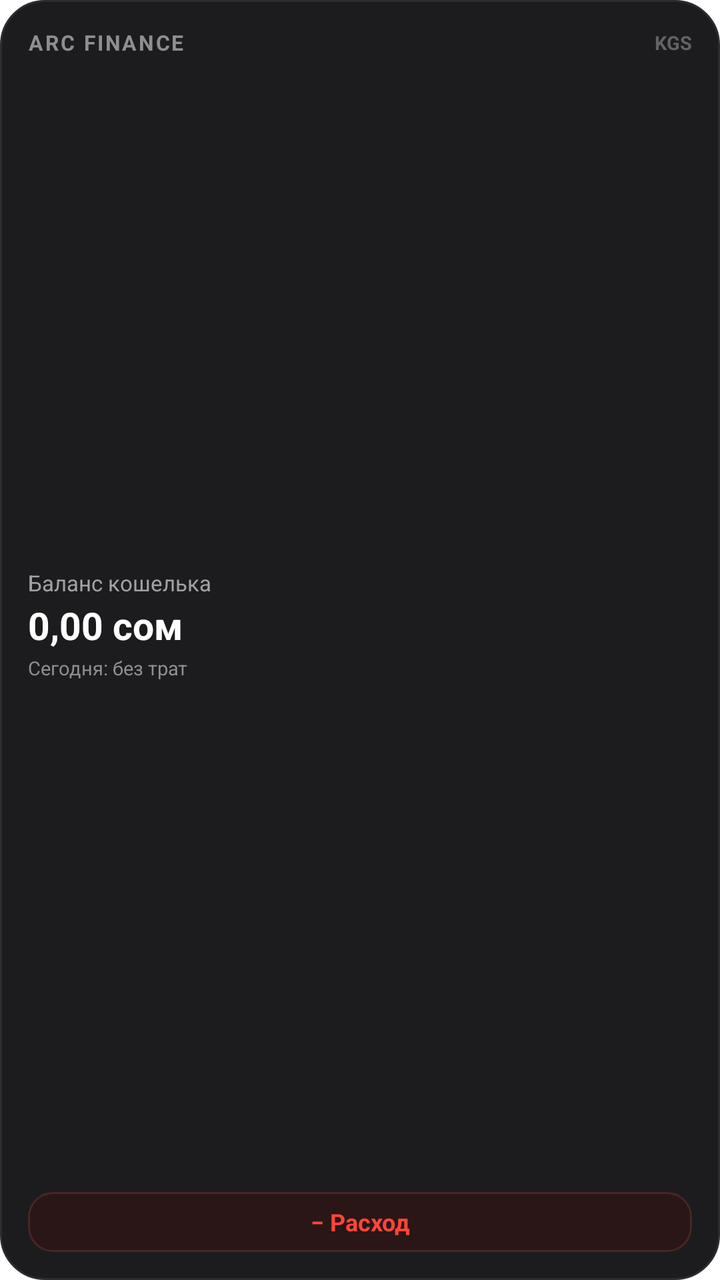
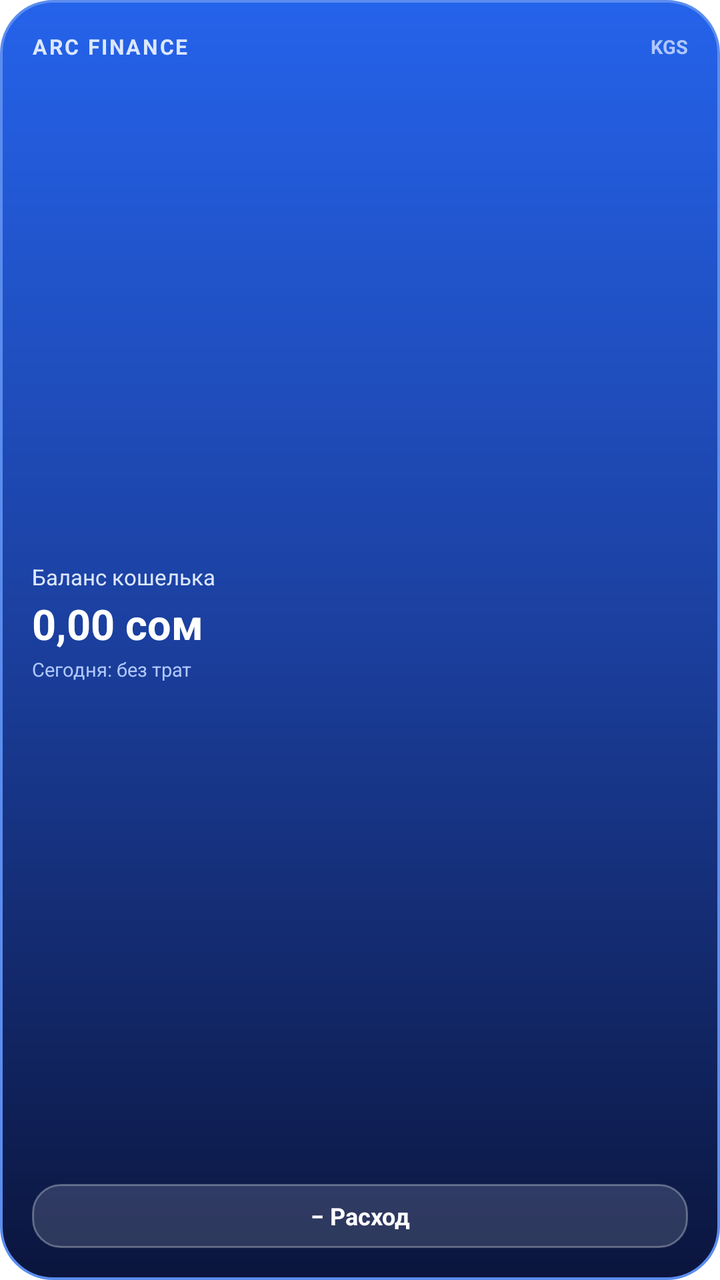

Before-and-after screenshots of an Android layout around one commit, followed by the original layout XML and the change that was made.
<!-- AndroidManifest.xml: fallback theme Theme.MaterialComponents.DayNight.NoActionBar -->
<!-- res/layout/arc_mini_widget.xml -->
<?xml version="1.0" encoding="utf-8"?>
<LinearLayout xmlns:android="http://schemas.android.com/apk/res/android"
    android:id="@+id/widget_mini_root"
    android:layout_width="match_parent"
    android:layout_height="match_parent"
    android:background="@drawable/widget_bg"
    android:orientation="vertical"
    android:padding="14dp">

    
    <LinearLayout
        android:layout_width="match_parent"
        android:layout_height="wrap_content"
        android:gravity="center_vertical"
        android:orientation="horizontal">

        <TextView
            android:layout_width="0dp"
            android:layout_height="wrap_content"
            android:layout_weight="1"
            android:text="ARC FINANCE"
            android:textColor="#8E8E93"
            android:textSize="10.5sp"
            android:textStyle="bold"
            android:letterSpacing="0.08" />

        <TextView
            android:layout_width="wrap_content"
            android:layout_height="wrap_content"
            android:text="KGS"
            android:textColor="#636366"
            android:textSize="9.5sp"
            android:textStyle="bold" />
    </LinearLayout>

    <FrameLayout
        android:layout_width="match_parent"
        android:layout_height="0dp"
        android:layout_weight="1" />

    
    <TextView
        android:id="@+id/widget_mini_balance_label"
        android:layout_width="wrap_content"
        android:layout_height="wrap_content"
        android:text="Баланс кошелька"
        android:textColor="#A1A1A6"
        android:textSize="11sp" />

    <TextView
        android:id="@+id/widget_mini_balance"
        android:layout_width="wrap_content"
        android:layout_height="wrap_content"
        android:layout_marginTop="1dp"
        android:text="0,00 сом"
        android:textColor="#FFFFFF"
        android:textSize="19sp"
        android:textStyle="bold" />

    <TextView
        android:id="@+id/widget_mini_subtitle"
        android:layout_width="wrap_content"
        android:layout_height="wrap_content"
        android:layout_marginTop="2dp"
        android:text="Сегодня: без трат"
        android:textColor="#8E8E93"
        android:textSize="9.5sp" />

    <FrameLayout
        android:layout_width="match_parent"
        android:layout_height="0dp"
        android:layout_weight="1" />

    
    <TextView
        android:id="@+id/widget_mini_btn_expense"
        android:layout_width="match_parent"
        android:layout_height="30dp"
        android:background="@drawable/widget_btn_expense_bg"
        android:gravity="center"
        android:text="− Расход"
        android:textColor="#FF453A"
        android:textSize="12sp"
        android:textStyle="bold" />

</LinearLayout>
<!-- resources referenced by this layout -->
<resources>
  <!-- drawable widget_bg (drawable) -->
  <?xml version="1.0" encoding="utf-8"?>
  <shape xmlns:android="http://schemas.android.com/apk/res/android"
      android:shape="rectangle">
      <solid android:color="#1C1C1E" />
      <corners android:radius="22dp" />
      <stroke
          android:width="1dp"
          android:color="#2C2C2E" />
  </shape>
  <!-- drawable widget_btn_expense_bg (drawable) -->
  <?xml version="1.0" encoding="utf-8"?>
  <shape xmlns:android="http://schemas.android.com/apk/res/android"
      android:shape="rectangle">
      <solid android:color="#2A1616" />
      <corners android:radius="12dp" />
      <stroke
          android:width="1dp"
          android:color="#4A2525" />
  </shape>
</resources>

<!-- the commit's change to res/layout/arc_mini_widget.xml (unified diff, before → after) -->
@@ -5,7 +5,7 @@
     android:layout_height="match_parent"
     android:background="@drawable/widget_bg"
     android:orientation="vertical"
-    android:padding="14dp">
+    android:padding="16dp">
 
     
     <LinearLayout
@@ -19,7 +19,7 @@
             android:layout_height="wrap_content"
             android:layout_weight="1"
             android:text="ARC FINANCE"
-            android:textColor="#8E8E93"
+            android:textColor="#DCE7FE"
             android:textSize="10.5sp"
             android:textStyle="bold"
             android:letterSpacing="0.08" />
@@ -28,7 +28,7 @@
             android:layout_width="wrap_content"
             android:layout_height="wrap_content"
             android:text="KGS"
-            android:textColor="#636366"
+            android:textColor="#B0C8FF"
             android:textSize="9.5sp"
             android:textStyle="bold" />
     </LinearLayout>
@@ -44,17 +44,17 @@
         android:layout_width="wrap_content"
         android:layout_height="wrap_content"
         android:text="Баланс кошелька"
-        android:textColor="#A1A1A6"
+        android:textColor="#DCE7FE"
         android:textSize="11sp" />
 
     <TextView
         android:id="@+id/widget_mini_balance"
         android:layout_width="wrap_content"
         android:layout_height="wrap_content"
-        android:layout_marginTop="1dp"
+        android:layout_marginTop="2dp"
         android:text="0,00 сом"
         android:textColor="#FFFFFF"
-        android:textSize="19sp"
+        android:textSize="21sp"
         android:textStyle="bold" />
 
     <TextView
@@ -63,7 +63,7 @@
         android:layout_height="wrap_content"
         android:layout_marginTop="2dp"
         android:text="Сегодня: без трат"
-        android:textColor="#8E8E93"
+        android:textColor="#B0C8FF"
         android:textSize="9.5sp" />
 
     <FrameLayout
@@ -75,11 +75,11 @@
     <TextView
         android:id="@+id/widget_mini_btn_expense"
         android:layout_width="match_parent"
-        android:layout_height="30dp"
+        android:layout_height="32dp"
         android:background="@drawable/widget_btn_expense_bg"
         android:gravity="center"
         android:text="− Расход"
-        android:textColor="#FF453A"
+        android:textColor="#FFFFFF"
         android:textSize="12sp"
         android:textStyle="bold" />
 
<!-- resource entries referenced after the edit -->
@@ -4,21 +4,26 @@
   <?xml version="1.0" encoding="utf-8"?>
   <shape xmlns:android="http://schemas.android.com/apk/res/android"
       android:shape="rectangle">
-      <solid android:color="#1C1C1E" />
-      <corners android:radius="22dp" />
+      <gradient
+          android:angle="270"
+          android:startColor="#2563EB"
+          android:centerColor="#1B3F9E"
+          android:endColor="#0B153D"
+          android:type="linear" />
+      <corners android:radius="26dp" />
       <stroke
-          android:width="1dp"
-          android:color="#2C2C2E" />
+          android:width="1.2dp"
+          android:color="#5B8DEF" />
   </shape>
   <!-- drawable widget_btn_expense_bg (drawable) -->
   <?xml version="1.0" encoding="utf-8"?>
   <shape xmlns:android="http://schemas.android.com/apk/res/android"
       android:shape="rectangle">
-      <solid android:color="#2A1616" />
-      <corners android:radius="12dp" />
+      <solid android:color="#24FFFFFF" />
+      <corners android:radius="14dp" />
       <stroke
           android:width="1dp"
-          android:color="#4A2525" />
+          android:color="#4DFFFFFF" />
   </shape>
 </resources>
 
